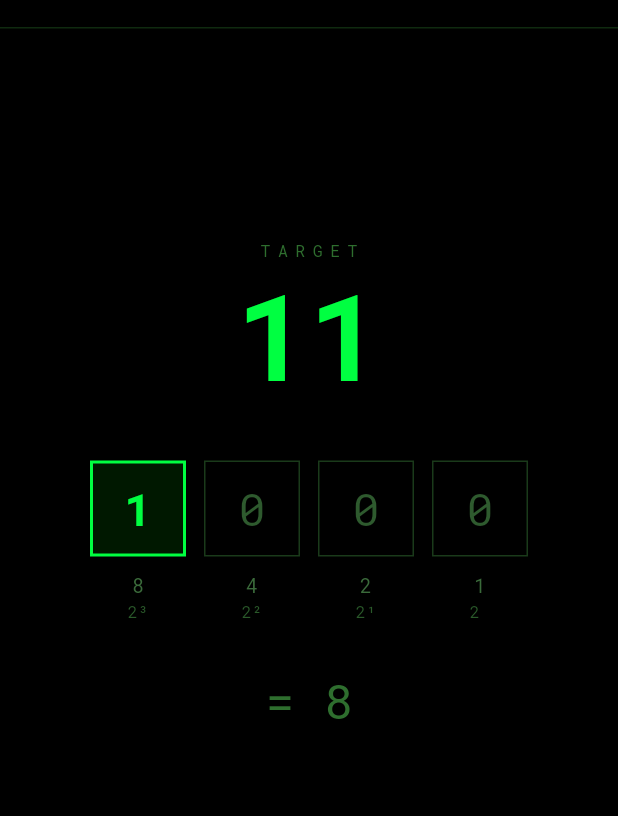
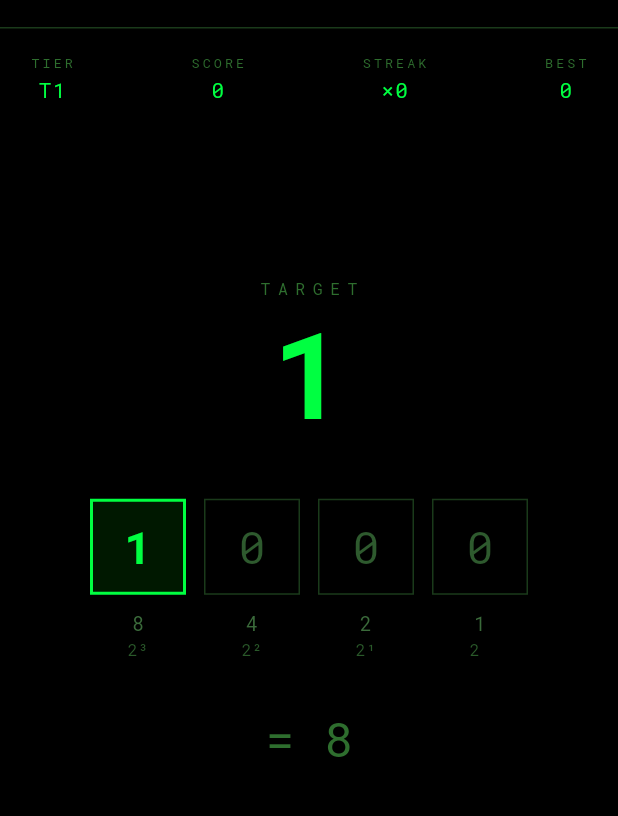
Before and after one commit to jankovicsrb-droid/go-binary-rush, a Flutter app: the screen it shows after launch, after a tap on an icon or button, on a phone screen of 412 x 824 dp, the part 57-873 px from its top. Run offline on Flutter 3.47's test engine with Material 3 defaults, Android fonts, the phone set to English and light mode, and no system bars; our stand-ins replace google_fonts, shared_preferences.

Commit message:
Add difficulty tiers, no-repeat tracking, score/streak/high score
Co-Authored-By: Claude Sonnet 4.6 <noreply@anthropic.com>

```diff
--- /dev/null
+++ b/lib/game/difficulty.dart
@@ -0,0 +1,14 @@
+class Tier {
+  final int bits;
+  final List<int> targets;
+  const Tier({required this.bits, required this.targets});
+}
+
+final List<Tier> kTiers = [
+  Tier(bits: 4, targets: [1, 2, 4, 8, 15]),
+  Tier(bits: 4, targets: [3, 5, 6, 7, 9, 10, 11, 12, 13, 14]),
+  Tier(bits: 5, targets: List.generate(16, (i) => i + 16)),
+  Tier(bits: 6, targets: List.generate(32, (i) => i + 32)),
+  Tier(bits: 7, targets: List.generate(64, (i) => i + 64)),
+  Tier(bits: 8, targets: List.generate(128, (i) => i + 128)),
+];
--- a/lib/game/question_generator.dart
+++ b/lib/game/question_generator.dart
@@ -1,15 +1,60 @@
 import 'dart:math';
+import 'package:shared_preferences/shared_preferences.dart';
+import 'difficulty.dart';
 
 class QuestionGenerator {
+  static const _keyTier = 'current_tier';
+  static const _seenPrefix = 'seen_tier_';
+
+  final SharedPreferences _prefs;
   final Random _random = Random();
-  int _lastTarget = -1;
+  int _tierIndex;
 
-  int next({int min = 1, int max = 15}) {
-    int target;
-    do {
-      target = min + _random.nextInt(max - min + 1);
-    } while (target == _lastTarget);
-    _lastTarget = target;
+  QuestionGenerator._(this._prefs, int tier)
+      : _tierIndex = tier.clamp(0, kTiers.length - 1);
+
+  static Future<QuestionGenerator> create() async {
+    final prefs = await SharedPreferences.getInstance();
+    return QuestionGenerator._(prefs, prefs.getInt(_keyTier) ?? 0);
+  }
+
+  int get currentBits => kTiers[_tierIndex].bits;
+  int get currentTier => _tierIndex + 1;
+
+  int next() {
+    final available = _available();
+    if (available.isEmpty) {
+      _advanceTier();
+      return next();
+    }
+    final target = available[_random.nextInt(available.length)];
+    _markSeen(target);
     return target;
   }
+
+  List<int> _available() {
+    final seen = _getSeen();
+    return kTiers[_tierIndex].targets.where((t) => !seen.contains(t)).toList();
+  }
+
+  Set<int> _getSeen() {
+    return (_prefs.getStringList('$_seenPrefix$_tierIndex') ?? [])
+        .map(int.parse)
+        .toSet();
+  }
+
+  void _markSeen(int target) {
+    final seen = _getSeen()..add(target);
+    _prefs.setStringList(
+        '$_seenPrefix$_tierIndex', seen.map((e) => '$e').toList());
+  }
+
+  void _advanceTier() {
+    if (_tierIndex < kTiers.length - 1) {
+      _tierIndex++;
+      _prefs.setInt(_keyTier, _tierIndex);
+    } else {
+      _prefs.remove('$_seenPrefix$_tierIndex');
+    }
+  }
 }
--- a/lib/game/score_engine.dart
+++ b/lib/game/score_engine.dart
@@ -1,14 +1,26 @@
+import 'package:shared_preferences/shared_preferences.dart';
+
 class ScoreEngine {
+  static const _keyHighScore = 'high_score';
+
+  final SharedPreferences _prefs;
   int score = 0;
   int streak = 0;
+  int highScore;
+
+  ScoreEngine._(this._prefs) : highScore = _prefs.getInt(_keyHighScore) ?? 0;
+
+  static Future<ScoreEngine> create() async {
+    final prefs = await SharedPreferences.getInstance();
+    return ScoreEngine._(prefs);
+  }
 
   void onCorrect() {
     streak++;
     score += 10 + (streak - 1) * 5;
-  }
-
-  void reset() {
-    score = 0;
-    streak = 0;
+    if (score > highScore) {
+      highScore = score;
+      _prefs.setInt(_keyHighScore, highScore);
+    }
   }
 }
--- a/lib/screens/game_screen.dart
+++ b/lib/screens/game_screen.dart
@@ -1,9 +1,11 @@
 import 'package:flutter/material.dart';
 import '../game/question_generator.dart';
+import '../game/score_engine.dart';
 import '../widgets/bit_row.dart';
 
 const Color _green = Color(0xFF00FF41);
 const Color _dimGreen = Color(0xFF2E6E2E);
+const Color _muteGreen = Color(0xFF1A3A1A);
 
 class GameScreen extends StatefulWidget {
   const GameScreen({super.key});
@@ -14,10 +16,12 @@ class GameScreen extends StatefulWidget {
 
 class _GameScreenState extends State<GameScreen>
     with SingleTickerProviderStateMixin {
-  final QuestionGenerator _generator = QuestionGenerator();
-  late int _target;
-  List<int> _bits = [0, 0, 0, 0];
+  QuestionGenerator? _generator;
+  ScoreEngine? _scoreEngine;
+  int _target = 0;
+  List<int> _bits = [];
   bool _solved = false;
+  bool _loaded = false;
 
   late AnimationController _pulseController;
   late Animation<double> _pulseAnim;
@@ -25,14 +29,30 @@ class _GameScreenState extends State<GameScreen>
   @override
   void initState() {
     super.initState();
-    _target = _generator.next();
     _pulseController = AnimationController(
       vsync: this,
       duration: const Duration(milliseconds: 700),
     );
-    _pulseAnim = Tween<double>(begin: 0.25, end: 1.0).animate(
+    _pulseAnim = Tween<double>(begin: 0.2, end: 1.0).animate(
       CurvedAnimation(parent: _pulseController, curve: Curves.easeInOut),
     );
+    _initGame();
+  }
+
+  Future<void> _initGame() async {
+    final results = await Future.wait([
+      QuestionGenerator.create(),
+      ScoreEngine.create(),
+    ]);
+    final gen = results[0] as QuestionGenerator;
+    final score = results[1] as ScoreEngine;
+    setState(() {
+      _generator = gen;
+      _scoreEngine = score;
+      _target = gen.next();
+      _bits = List.filled(gen.currentBits, 0);
+      _loaded = true;
+    });
   }
 
   @override
@@ -53,28 +73,37 @@ class _GameScreenState extends State<GameScreen>
     final newBits = List<int>.from(_bits);
     newBits[index] = newBits[index] == 0 ? 1 : 0;
     final correct = _computeValue(newBits) == _target;
+    if (correct) _scoreEngine!.onCorrect();
     setState(() {
       _bits = newBits;
       _solved = correct;
     });
-    if (correct) {
-      _pulseController.repeat(reverse: true);
-    }
+    if (correct) _pulseController.repeat(reverse: true);
   }
 
   void _next() {
     _pulseController.stop();
     _pulseController.reset();
+    final gen = _generator!;
     setState(() {
-      _target = _generator.next();
-      _bits = List.filled(4, 0);
+      _target = gen.next();
+      _bits = List.filled(gen.currentBits, 0);
       _solved = false;
     });
   }
 
   @override
   Widget build(BuildContext context) {
-    final int currentValue = _computeValue(_bits);
+    if (!_loaded) {
+      return const Scaffold(
+        backgroundColor: Colors.black,
+        body: Center(child: CircularProgressIndicator(color: _green)),
+      );
+    }
+
+    final currentValue = _computeValue(_bits);
+    final score = _scoreEngine!;
+    final tier = _generator!.currentTier;
 
     return Scaffold(
       backgroundColor: Colors.black,
@@ -83,29 +112,72 @@ class _GameScreenState extends State<GameScreen>
         elevation: 0,
         title: const Text(
           'GO BINARY RUSH',
-          style: TextStyle(
-            color: _green,
-            fontSize: 15,
-            letterSpacing: 4,
-          ),
+          style: TextStyle(color: _green, fontSize: 15, letterSpacing: 4),
         ),
         centerTitle: false,
         bottom: PreferredSize(
           preferredSize: const Size.fromHeight(1),
-          child: Container(height: 1, color: const Color(0xFF0F2A0F)),
+          child: Container(height: 1, color: _muteGreen),
         ),
       ),
-      body: Center(
+      body: Padding(
+        padding: const EdgeInsets.symmetric(horizontal: 20),
         child: Column(
-          mainAxisAlignment: MainAxisAlignment.center,
+          children: [
+            const SizedBox(height: 16),
+            _hud(tier, score),
+            const Spacer(),
+            _targetDisplay(),
+            const SizedBox(height: 44),
+            BitRow(bits: _bits, onToggle: _toggleBit, enabled: !_solved),
+            const SizedBox(height: 28),
+            Text(
+              '= $currentValue',
+              style: TextStyle(
+                fontSize: 32,
+                color: _solved ? _green : _dimGreen,
+              ),
+            ),
+            const SizedBox(height: 44),
+            _feedback(),
+            const Spacer(),
+          ],
+        ),
+      ),
+    );
+  }
+
+  Widget _hud(int tier, ScoreEngine score) {
+    return Row(
+      mainAxisAlignment: MainAxisAlignment.spaceBetween,
+      children: [
+        _stat('TIER', 'T$tier'),
+        _stat('SCORE', '${score.score}'),
+        _stat('STREAK', '×${score.streak}'),
+        _stat('BEST', '${score.highScore}'),
+      ],
+    );
+  }
+
+  Widget _stat(String label, String value) {
+    return Column(
+      crossAxisAlignment: CrossAxisAlignment.center,
+      children: [
+        Text(label,
+            style: const TextStyle(fontSize: 9, color: _dimGreen, letterSpacing: 2)),
+        const SizedBox(height: 2),
+        Text(value,
+            style: const TextStyle(fontSize: 14, color: _green, letterSpacing: 1)),
+      ],
+    );
+  }
+
+  Widget _targetDisplay() {
+    return Column(
       children: [
         const Text(
           'TARGET',
-              style: TextStyle(
-                fontSize: 11,
-                color: _dimGreen,
-                letterSpacing: 5,
-              ),
+          style: TextStyle(fontSize: 11, color: _dimGreen, letterSpacing: 5),
         ),
         const SizedBox(height: 8),
         Text(
@@ -117,64 +189,38 @@ class _GameScreenState extends State<GameScreen>
             height: 1.0,
           ),
         ),
-            const SizedBox(height: 44),
-            BitRow(
-              bits: _bits,
-              onToggle: _toggleBit,
-              enabled: !_solved,
-            ),
-            const SizedBox(height: 28),
-            Text(
-              '= $currentValue',
-              style: TextStyle(
-                fontSize: 32,
-                color: _solved ? _green : _dimGreen,
-              ),
-            ),
-            const SizedBox(height: 44),
-            AnimatedOpacity(
+      ],
+    );
+  }
+
+  Widget _feedback() {
+    return AnimatedOpacity(
       opacity: _solved ? 1.0 : 0.0,
-              duration: const Duration(milliseconds: 200),
+      duration: const Duration(milliseconds: 150),
       child: Column(
         children: [
           FadeTransition(
             opacity: _pulseAnim,
             child: const Text(
               'CORRECT',
-                      style: TextStyle(
-                        fontSize: 26,
-                        color: _green,
-                        letterSpacing: 8,
-                      ),
+              style: TextStyle(fontSize: 26, color: _green, letterSpacing: 8),
             ),
           ),
           const SizedBox(height: 24),
           GestureDetector(
             onTap: _solved ? _next : null,
             child: Container(
-                      padding: const EdgeInsets.symmetric(
-                        horizontal: 36,
-                        vertical: 14,
-                      ),
-                      decoration: BoxDecoration(
-                        border: Border.all(color: _green),
-                      ),
+              padding:
+                  const EdgeInsets.symmetric(horizontal: 36, vertical: 14),
+              decoration: BoxDecoration(border: Border.all(color: _green)),
               child: const Text(
                 'NEXT  →',
-                        style: TextStyle(
-                          fontSize: 15,
-                          color: _green,
-                          letterSpacing: 5,
-                        ),
+                style: TextStyle(fontSize: 15, color: _green, letterSpacing: 5),
               ),
             ),
           ),
         ],
       ),
-            ),
-          ],
-        ),
-      ),
     );
   }
 }
--- a/pubspec.yaml
+++ b/pubspec.yaml
@@ -35,6 +35,7 @@ dependencies:
   # Use with the CupertinoIcons class for iOS style icons.
   cupertino_icons: ^1.0.8
   google_fonts: ^6.2.1
+  shared_preferences: ^2.3.3
 
 dev_dependencies:
   flutter_test:
```
Also changed, not shown: pubspec.lock. Lines whose indentation alone changed are shown as unchanged.
